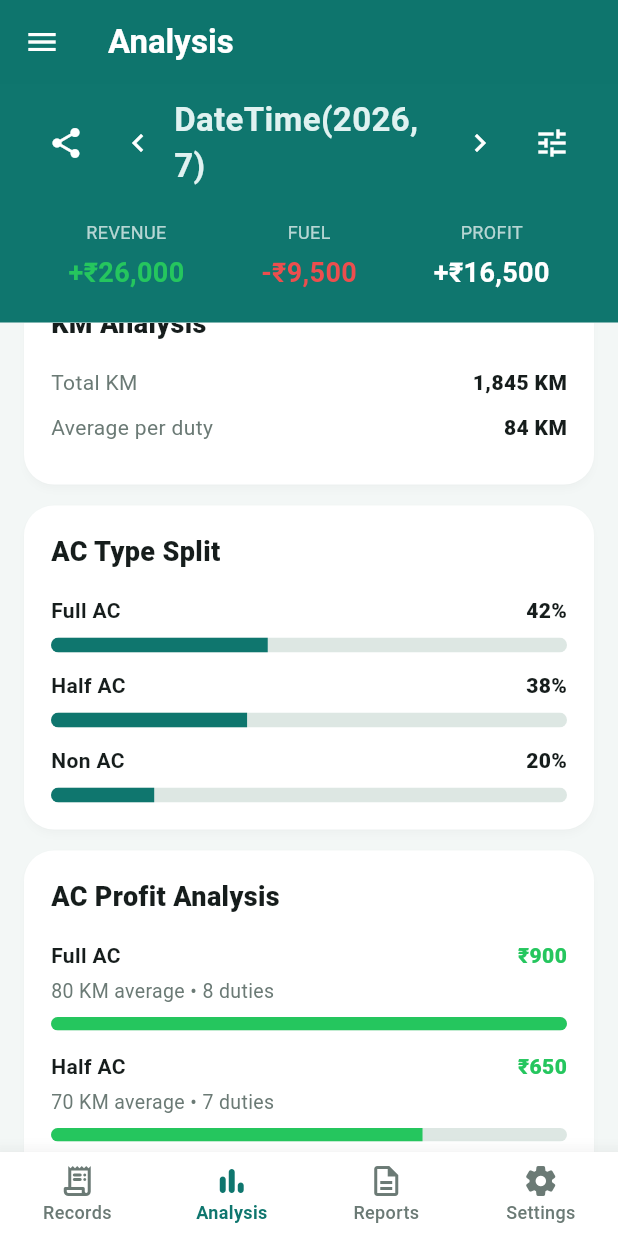
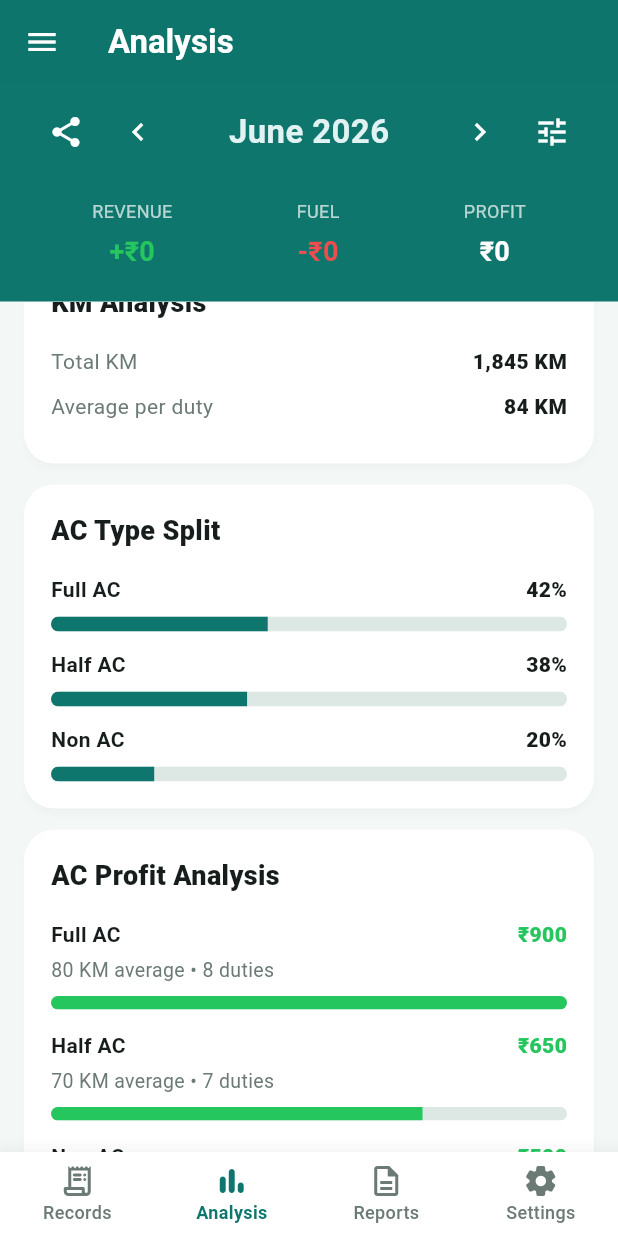
Before and after one commit to satyajit-000/Duty-Book, a Flutter app: the screen it shows after launch, item 2 of the bottom bar chosen, scrolled down 576 dp, after a tap on the "chevron left" icon, on a phone screen of 412 x 824 dp. Run offline on Flutter 3.47's test engine with Material 3 defaults, Android fonts, the phone set to English and light mode, and no system bars; our stand-ins replace drift, flutter_riverpod; accounts and stored records are empty; generated files the repository leaves out were written again.

Commit message:
Refactor duty summary and grouping helpers

```diff
--- a/lib/features/analysis/models/duty_summary.dart
+++ b/lib/core/models/duty_summary.dart
@@ -14,4 +14,15 @@ class DutySummary {
     required this.totalKm,
     required this.totalDuties,
   });
+
+  factory DutySummary.empty() {
+    return const DutySummary(
+      totalRevenue: 0,
+      totalFuel: 0,
+      totalOtherExpense: 0,
+      totalProfit: 0,
+      totalKm: 0,
+      totalDuties: 0,
+    );
+  }
 }
--- a/lib/features/analysis/analysis_screen.dart
+++ b/lib/features/analysis/analysis_screen.dart
@@ -3,9 +3,7 @@ import 'package:flutter_riverpod/flutter_riverpod.dart';
 
 import '../../core/theme/app_colors.dart';
 import '../../providers/filter_provider.dart';
-import '../../shared/widgets/display_options_dialog.dart';
 import '../../shared/widgets/records_filter_header.dart';
-import '../../shared/widgets/summary_item.dart';
 import 'widgets/ac_profit_row.dart';
 import 'widgets/analysis_card.dart';
 import 'widgets/bar_row.dart';
@@ -24,39 +22,8 @@ class AnalysisScreen extends ConsumerWidget {
       backgroundColor: AppColors.background,
       body: Column(
         children: [
-          RecordsFilterHeader(
-            title: 'DateTime(2026, 7)',
-            onPrevious: () {},
-            onNext: () {},
-            onFilterTap: () {
-              showDialog(
-                context: context,
-                builder: (_) => DisplayOptionsDialog(
-                  selectedFilter: selectedFilter,
-                  onSelected: (filter) {
-                    ref.read(filterProvider.notifier).updateFilter(filter);
-                  },
-                ),
-              );
-            },
-            summaryItems: const [
-              SummaryItem(
-                title: 'REVENUE',
-                value: '+₹26,000',
-                color: AppColors.success,
-              ),
-              SummaryItem(
-                title: 'FUEL',
-                value: '-₹9,500',
-                color: AppColors.expense,
-              ),
-              SummaryItem(
-                title: 'PROFIT',
-                value: '+₹16,500',
-                color: Colors.white,
-              ),
-            ],
-          ),
+          const RecordsFilterHeader(),
+
           Expanded(
             child: ListView(
               padding: const EdgeInsets.all(16),
--- a/lib/features/records/records_screen.dart
+++ b/lib/features/records/records_screen.dart
@@ -1,14 +1,10 @@
 import 'package:flutter/material.dart';
 import 'package:flutter_riverpod/flutter_riverpod.dart';
 
-import '../../core/extensions/filter_state_extension.dart';
+import '../../core/extensions/duty_list_extension.dart';
 import '../../core/theme/app_colors.dart';
-import '../../data/database/app_database.dart';
 import '../../providers/duties_provider.dart';
-import '../../providers/filter_provider.dart';
-import '../../shared/widgets/display_options_dialog.dart';
 import '../../shared/widgets/records_filter_header.dart';
-import '../../shared/widgets/summary_item.dart';
 import '../duty/add_edit_duty_screen.dart';
 import 'widgets/date_header.dart';
 import 'widgets/record_tile.dart';
@@ -24,9 +20,6 @@ class _RecordsScreenState extends ConsumerState<RecordsScreen> {
   @override
   Widget build(BuildContext context) {
     final dutiesAsync = ref.watch(dutiesProvider);
-    final filter = ref.watch(filterProvider);
-    final selectedFilter = ref.watch(filterProvider).type;
-
     return Scaffold(
       backgroundColor: AppColors.background,
 
@@ -42,45 +35,7 @@ class _RecordsScreenState extends ConsumerState<RecordsScreen> {
 
       body: Column(
         children: [
-          RecordsFilterHeader(
-            title: filter.title,
-            onPrevious: () {
-              ref.read(filterProvider.notifier).previousPeriod();
-            },
-            onNext: filter.canGoNext
-                ? () {
-                    ref.read(filterProvider.notifier).nextPeriod();
-                  }
-                : null,
-            onFilterTap: () {
-              showDialog(
-                context: context,
-                builder: (_) => DisplayOptionsDialog(
-                  selectedFilter: selectedFilter,
-                  onSelected: (filter) {
-                    ref.read(filterProvider.notifier).updateFilter(filter);
-                  },
-                ),
-              );
-            },
-            summaryItems: const [
-              SummaryItem(
-                title: 'REVENUE',
-                value: '+₹26,000',
-                color: AppColors.success,
-              ),
-              SummaryItem(
-                title: 'FUEL',
-                value: '-₹9,500',
-                color: AppColors.expense,
-              ),
-              SummaryItem(
-                title: 'PROFIT',
-                value: '+₹16,500',
-                color: Colors.white,
-              ),
-            ],
-          ),
+          const RecordsFilterHeader(),
           Expanded(
             child: dutiesAsync.when(
               loading: () => const Center(child: CircularProgressIndicator()),
@@ -106,18 +61,7 @@ class _RecordsScreenState extends ConsumerState<RecordsScreen> {
                   );
                 }
 
-                final groupedDuties = <DateTime, List<Duty>>{};
-
-                for (final duty in duties) {
-                  final dateKey = DateTime(
-                    duty.date.year,
-                    duty.date.month,
-                    duty.date.day,
-                  );
-
-                  groupedDuties.putIfAbsent(dateKey, () => []);
-                  groupedDuties[dateKey]!.add(duty);
-                }
+                final groupedDuties = duties.groupByDate();
 
                 final widgets = <Widget>[];
 
--- a/lib/providers/duty_summary_provider.dart
+++ b/lib/providers/duty_summary_provider.dart
@@ -0,0 +1,23 @@
+import 'package:flutter_riverpod/flutter_riverpod.dart';
+
+import '../core/extensions/duty_list_extension.dart';
+import '../core/models/duty_summary.dart';
+import 'duties_provider.dart';
+
+final dutySummaryProvider = Provider<DutySummary>((ref) {
+  final dutiesAsync = ref.watch(dutiesProvider);
+
+  return dutiesAsync.maybeWhen(
+    data: (duties) {
+      return DutySummary(
+        totalRevenue: duties.totalRevenue,
+        totalFuel: duties.totalFuel,
+        totalOtherExpense: duties.totalOtherExpense,
+        totalProfit: duties.totalProfit,
+        totalKm: duties.totalKm,
+        totalDuties: duties.length,
+      );
+    },
+    orElse: DutySummary.empty,
+  );
+});
--- a/lib/shared/widgets/records_filter_header.dart
+++ b/lib/shared/widgets/records_filter_header.dart
@@ -1,32 +1,27 @@
 import 'package:flutter/material.dart';
+import 'package:flutter_riverpod/flutter_riverpod.dart';
 
+import '../../core/extensions/filter_state_extension.dart';
 import '../../core/theme/app_colors.dart';
+import '../../providers/duty_summary_provider.dart';
+import '../../providers/filter_provider.dart';
+import 'display_options_dialog.dart';
+import 'summary_item.dart';
 
-class RecordsFilterHeader extends StatelessWidget {
-  final String title;
-  final VoidCallback onPrevious;
-  final VoidCallback? onNext;
-  final VoidCallback onFilterTap;
-  final List<Widget> summaryItems;
-
-  const RecordsFilterHeader({
-    super.key,
-    required this.title,
-    required this.onPrevious,
-    required this.onNext,
-    required this.onFilterTap,
-    required this.summaryItems,
-  });
+class RecordsFilterHeader extends ConsumerWidget {
+  const RecordsFilterHeader({super.key});
 
   @override
-  Widget build(BuildContext context) {
+  Widget build(BuildContext context, WidgetRef ref) {
+    final filter = ref.watch(filterProvider);
+    final summary = ref.watch(dutySummaryProvider);
+
     return Container(
       color: AppColors.primary,
       padding: const EdgeInsets.fromLTRB(20, 0, 20, 20),
       child: Column(
         children: [
           const SizedBox(height: 8),
-
           Row(
             children: [
               IconButton(
@@ -34,13 +29,15 @@ class RecordsFilterHeader extends StatelessWidget {
                 icon: const Icon(Icons.share_rounded, color: Colors.white),
               ),
               IconButton(
-                onPressed: onPrevious,
+                onPressed: () {
+                  ref.read(filterProvider.notifier).previousPeriod();
+                },
                 icon: const Icon(Icons.chevron_left, color: Colors.white),
               ),
               Expanded(
                 child: Center(
                   child: Text(
-                    title,
+                    filter.title,
                     style: const TextStyle(
                       color: AppColors.primaryLight,
                       fontSize: 22,
@@ -50,21 +47,49 @@ class RecordsFilterHeader extends StatelessWidget {
                 ),
               ),
               IconButton(
-                onPressed: onNext,
+                onPressed: filter.canGoNext
+                    ? () {
+                        ref.read(filterProvider.notifier).nextPeriod();
+                      }
+                    : null,
                 icon: const Icon(Icons.chevron_right, color: Colors.white),
               ),
               IconButton(
-                onPressed: onFilterTap,
+                onPressed: () {
+                  showDialog(
+                    context: context,
+                    builder: (_) => DisplayOptionsDialog(
+                      selectedFilter: filter.type,
+                      onSelected: (type) {
+                        ref.read(filterProvider.notifier).updateFilter(type);
+                      },
+                    ),
+                  );
+                },
                 icon: const Icon(Icons.tune, color: Colors.white),
               ),
             ],
           ),
-
           const SizedBox(height: 20),
-
           Row(
             mainAxisAlignment: MainAxisAlignment.spaceAround,
-            children: summaryItems,
+            children: [
+              SummaryItem(
+                title: 'REVENUE',
+                value: '+₹${summary.totalRevenue}',
+                color: AppColors.success,
+              ),
+              SummaryItem(
+                title: 'FUEL',
+                value: '-₹${summary.totalFuel}',
+                color: AppColors.expense,
+              ),
+              SummaryItem(
+                title: 'PROFIT',
+                value: '₹${summary.totalProfit}',
+                color: Colors.white,
+              ),
+            ],
           ),
         ],
       ),
```
Also changed, not shown: lib/core/extensions/duty_list_extension.dart (added, +36 -0 lines), lib/features/reports/reports_screen.dart (+2 -38 lines).
